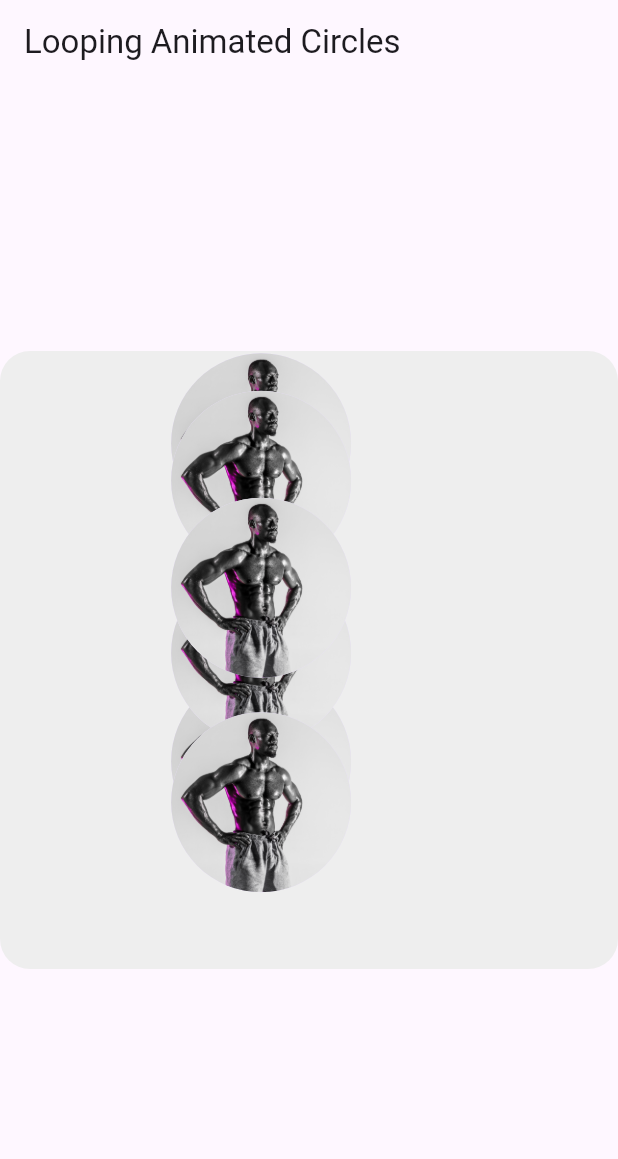
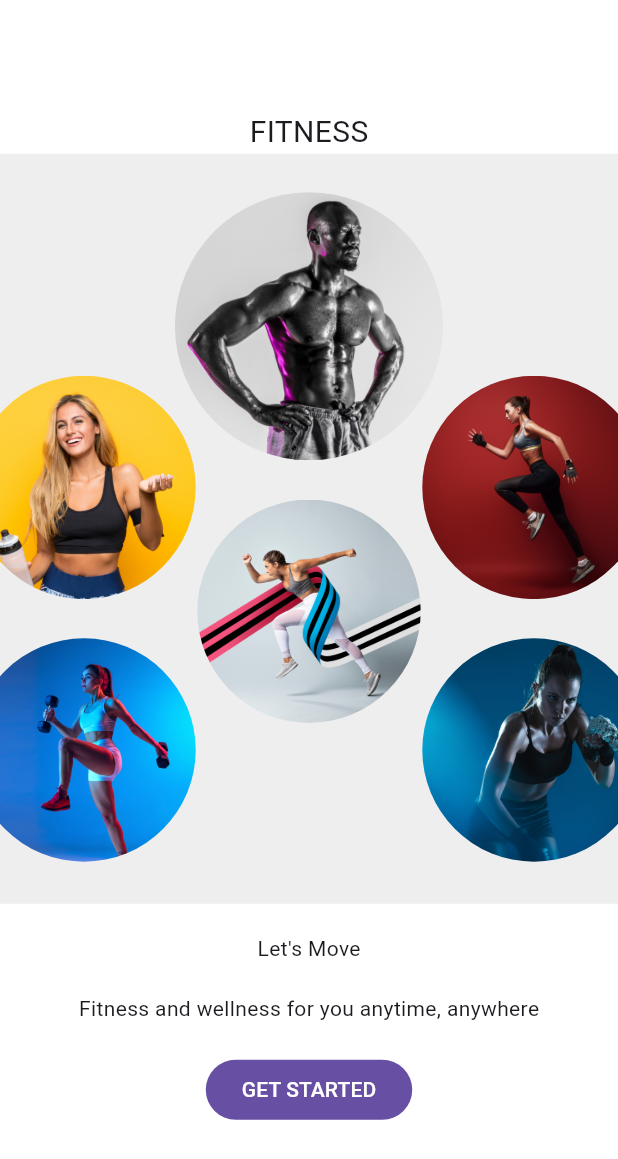
Before and after one commit to IsharaNawa/fitness_app, a Flutter app: the screen it shows after launch, on a phone screen of 412 x 824 dp. Shown: the top 1159 px of the screen. Run offline on Flutter 3.47's test engine with Material 3 defaults, Android fonts, the phone set to English and light mode, and no system bars.

Commit message:
added the image circles in the start screen

```diff
--- a/lib/main.dart
+++ b/lib/main.dart
@@ -1,152 +1,13 @@
-// import 'package:fitness_app/start_screen.dart';
-// import 'package:flutter/material.dart';
-
-// void main() {
-//   runApp(MaterialApp(
-//     home: Scaffold(
-//       backgroundColor: Colors.white,
-//       body: Container(
-//         child: const StartScreen(),
-//       ),
-//     ),
-//   ));
-// }
-
-import 'dart:math';
+import 'package:fitness_app/start_screen.dart';
 import 'package:flutter/material.dart';
 
 void main() {
-  runApp(MyApp());
+  runApp(MaterialApp(
+    home: Scaffold(
+      backgroundColor: Colors.white,
+      body: Container(
+        child: const StartScreen(),
+      ),
+    ),
+  ));
 }
-
-class MyApp extends StatelessWidget {
-  @override
-  Widget build(BuildContext context) {
-    return MaterialApp(
-      home: Scaffold(
-        appBar: AppBar(title: Text('Looping Animated Circles')),
-        body: AnimatedContainerCircles(),
-      ),
-    );
-  }
-}
-
-class AnimatedContainerCircles extends StatefulWidget {
-  @override
-  _AnimatedContainerCirclesState createState() =>
-      _AnimatedContainerCirclesState();
-}
-
-class _AnimatedContainerCirclesState extends State<AnimatedContainerCircles>
-    with TickerProviderStateMixin {
-  final List<String> images = [
-    'assets/images/bodybuilder.png', // Replace with your assets
-    'assets/images/bodybuilder.png', // Replace with your assets
-    'assets/images/bodybuilder.png', // Replace with your assets
-    'assets/images/bodybuilder.png', // Replace with your assets
-    'assets/images/bodybuilder.png', // Replace with your assets
-    'assets/images/bodybuilder.png', // Replace with your assets
-  ];
-
-  List<Offset> positions = [];
-  late AnimationController _controller;
-  late double screenHeight;
-  late double screenWidth;
-  late double containerHeight;
-  final double circleDiameter = 120.0;
-
-  @override
-  void initState() {
-    super.initState();
-
-    // Initialize the AnimationController
-    _controller = AnimationController(
-      duration: Duration(seconds: 5),
-      vsync: this,
-    )..repeat(reverse: false); // Repeat the animation indefinitely
-
-    // Initialize positions for the circles
-    WidgetsBinding.instance.addPostFrameCallback((_) {
-      screenHeight = MediaQuery.of(context).size.height;
-      screenWidth = MediaQuery.of(context).size.width;
-      containerHeight = screenHeight * 0.5; // 50% of the screen height
-
-      setState(() {
-        _generateInitialPositions();
-      });
-    });
-  }
-
-  // Generate random positions for circles
-  void _generateInitialPositions() {
-    final random = Random();
-
-    while (positions.length < images.length) {
-      final double x = random.nextDouble() * (screenWidth - circleDiameter);
-      final double y = random.nextDouble() * (containerHeight - circleDiameter);
-
-      final Offset newPosition = Offset(x, y);
-      if (positions
-          .every((pos) => (pos - newPosition).distance >= circleDiameter)) {
-        positions.add(newPosition);
-      }
-    }
-  }
-
-  @override
-  Widget build(BuildContext context) {
-    return Center(
-      child: Container(
-        height: containerHeight, // 50% of the screen height
-        width: screenWidth, // Take full screen width
-        decoration: BoxDecoration(
-          borderRadius: BorderRadius.circular(20),
-          color: Colors.grey[200],
-        ),
-        child: Stack(
-          children: List.generate(images.length, (index) {
-            // Define a tween to move circles from right to left
-            final tween = Tween<double>(
-              begin: screenWidth, // Start from the right
-              end: -circleDiameter, // End at the left side (off-screen)
-            );
-
-            return AnimatedBuilder(
-              animation: _controller,
-              builder: (context, child) {
-                // Calculate the current position based on the controller's value
-                double position = tween.evaluate(_controller);
-
-                // When the circle moves off the left boundary, generate a new circle at the right side
-                if (position <= -circleDiameter) {
-                  setState(() {
-                    // Generate new position for the circle and reset the circle's position
-                    positions[index] = Offset(screenWidth, positions[index].dy);
-                  });
-                  position = screenWidth; // Reset position to the right side
-                }
-
-                return Positioned(
-                  top: positions[index].dy,
-                  left:
-                      position, // Apply dynamic position for continuous movement
-                  child: CircleAvatar(
-                    radius: circleDiameter / 2,
-                    backgroundImage: AssetImage(images[index]),
-                  ),
-                );
-              },
-            );
-          }),
-        ),
-      ),
-    );
-  }
-
-  @override
-  void dispose() {
-    // Dispose the animation controller when done
-    _controller.dispose();
-    super.dispose();
-  }
-}
--- a/lib/start_screen.dart
+++ b/lib/start_screen.dart
@@ -1,3 +1,4 @@
+import 'package:fitness_app/widgets/start_screen_image_circle_container.dart';
 import 'package:flutter/material.dart';
 
 class StartScreen extends StatelessWidget {
@@ -13,14 +14,7 @@ class StartScreen extends StatelessWidget {
             "FITNESS",
             style: TextStyle(fontSize: 20),
           ),
-          ClipOval(
-            child: Image.asset(
-              'assets/images/bodybuilder.png',
-              width: 150,
-              height: 150,
-              fit: BoxFit.cover,
-            ),
-          ),
+          StartScreenImageCircleContainer(),
           const SizedBox(
             height: 20,
           ),
--- /dev/null
+++ b/lib/widgets/start_screen_image_circle_container.dart
@@ -0,0 +1,165 @@
+import 'package:flutter/material.dart';
+
+class StartScreenImageCircleContainer extends StatefulWidget {
+  StartScreenImageCircleContainer({super.key});
+
+  @override
+  _StartScreenImageCircleContainerState createState() =>
+      _StartScreenImageCircleContainerState();
+}
+
+class _StartScreenImageCircleContainerState
+    extends State<StartScreenImageCircleContainer>
+    with SingleTickerProviderStateMixin {
+  late AnimationController _controller;
+  late Animation<double> _scaleAnimation;
+
+  final double mainImageRadius = 180;
+  final double otherImageRadius = 150;
+  final List<String> images = [
+    'assets/images/bodybuilder.png',
+    'assets/images/running_girl_with_strip.png',
+    'assets/images/girl_holding_supplement.png',
+    'assets/images/running_girl_with_red_background.png',
+    'assets/images/girl_with_dumbbells.png',
+    'assets/images/rope_girl_2.png'
+  ];
+  final double paddingFromTopToFirstImage = 25;
+
+  @override
+  void initState() {
+    super.initState();
+
+    // Create an AnimationController
+    _controller = AnimationController(
+      vsync: this,
+      duration: Duration(seconds: 3), // Duration for each pop
+    );
+
+    // Create a Tween to control the scale of the circles
+    _scaleAnimation = Tween<double>(begin: 0.95, end: 1.05).animate(
+      CurvedAnimation(parent: _controller, curve: Curves.easeIn),
+    );
+
+    // Start the animation and repeat it indefinitely
+    _controller.repeat(
+        reverse: true); // This makes the animation reverse and repeat
+  }
+
+  @override
+  void dispose() {
+    _controller.dispose(); // Dispose the controller when done
+    super.dispose();
+  }
+
+  @override
+  Widget build(BuildContext context) {
+    double screenWidth = MediaQuery.of(context).size.width;
+
+    return Container(
+      width: screenWidth,
+      height: 500,
+      color: Colors.grey[200],
+      child: Stack(
+        children: [
+          // Animated main image circle
+          Positioned(
+            left: (screenWidth - mainImageRadius) / 2,
+            top: paddingFromTopToFirstImage,
+            child: ScaleTransition(
+              scale: _scaleAnimation, // Apply the scale animation
+              child: ClipOval(
+                child: Image.asset(
+                  images[0],
+                  width: mainImageRadius,
+                  height: mainImageRadius,
+                  fit: BoxFit.cover,
+                ),
+              ),
+            ),
+          ),
+          // Animated other image circles
+          Positioned(
+            left: (screenWidth - otherImageRadius) / 2,
+            top: paddingFromTopToFirstImage + mainImageRadius + 25,
+            child: ScaleTransition(
+              scale: _scaleAnimation,
+              child: ClipOval(
+                child: Image.asset(
+                  images[1],
+                  width: otherImageRadius,
+                  height: otherImageRadius,
+                  fit: BoxFit.cover,
+                ),
+              ),
+            ),
+          ),
+          Positioned(
+            left: (screenWidth - otherImageRadius) / 2 - otherImageRadius,
+            top: (500 - mainImageRadius - paddingFromTopToFirstImage) / 2,
+            child: ScaleTransition(
+              scale: _scaleAnimation,
+              child: ClipOval(
+                child: Image.asset(
+                  images[2],
+                  width: otherImageRadius,
+                  height: otherImageRadius,
+                  fit: BoxFit.cover,
+                ),
+              ),
+            ),
+          ),
+          Positioned(
+            left: (screenWidth - otherImageRadius) / 2 + otherImageRadius,
+            top: (500 - mainImageRadius - paddingFromTopToFirstImage) / 2,
+            child: ScaleTransition(
+              scale: _scaleAnimation,
+              child: ClipOval(
+                child: Image.asset(
+                  images[3],
+                  width: otherImageRadius,
+                  height: otherImageRadius,
+                  fit: BoxFit.cover,
+                ),
+              ),
+            ),
+          ),
+          Positioned(
+            left: (screenWidth - otherImageRadius) / 2 - otherImageRadius,
+            top: (500 - mainImageRadius - paddingFromTopToFirstImage) / 2 +
+                otherImageRadius +
+                25,
+            child: ScaleTransition(
+              scale: _scaleAnimation,
+              child: ClipOval(
+                child: Image.asset(
+                  images[4],
+                  width: otherImageRadius,
+                  height: otherImageRadius,
+                  fit: BoxFit.cover,
+                ),
+              ),
+            ),
+          ),
+          Positioned(
+            left: (screenWidth - otherImageRadius) / 2 + otherImageRadius,
+            top: (500 - mainImageRadius - paddingFromTopToFirstImage) / 2 +
+                otherImageRadius +
+                25,
+            child: ScaleTransition(
+              scale: _scaleAnimation,
+              child: ClipOval(
+                child: Image.asset(
+                  images[5],
+                  width: otherImageRadius,
+                  height: otherImageRadius,
+                  fit: BoxFit.cover,
+                ),
+              ),
+            ),
+          ),
+        ],
+      ),
+    );
+  }
+}
```
Also changed, not shown: pubspec.yaml (+10 -0 lines), assets/images/bodybuilder.png, assets/images/fighting_girl.png (added), assets/images/girl_holding_supplement.png (added), assets/images/girl_with_dumbbells.png (added), assets/images/kicking_girl.png (added), assets/images/rope_girl_1.png (added), assets/images/rope_girl_2.png (added), assets/images/running_girl_with_red_background.png (added), assets/images/running_girl_with_strip.png (added), 1 other file.
